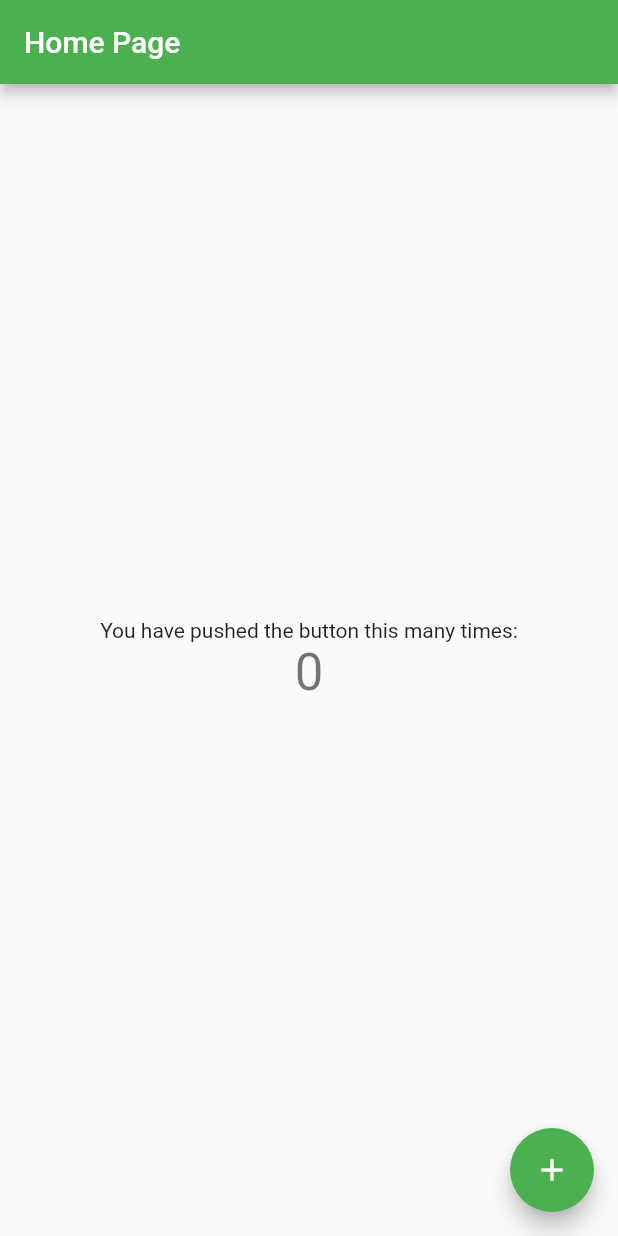
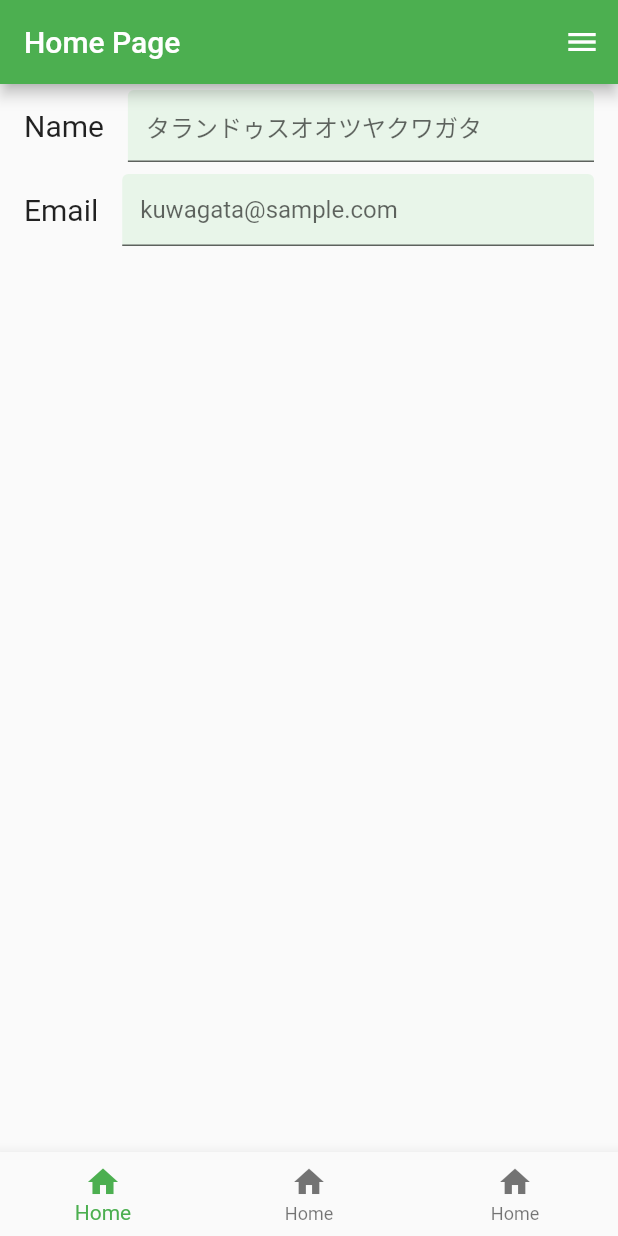
Before and after one commit to rich-lemon/flutter_test_app, a Flutter app: the screen it shows after launch, on a phone screen of 412 x 824 dp. Run offline on Flutter 3.47's test engine with Material 2 defaults, Android fonts, the phone set to English and light mode, and no system bars.

Commit message:
アプリを作成

```diff
--- /dev/null
+++ b/lib/app.dart
@@ -0,0 +1,101 @@
+import 'package:flutter/material.dart';
+import 'pages/first_page.dart';
+import 'pages/second_page.dart';
+import 'pages/third_page.dart';
+
+// Stateless Widget
+class MyApp extends StatelessWidget {
+  const MyApp({Key? key}) : super(key: key);
+
+  @override
+  Widget build(BuildContext context) {
+    return MaterialApp(
+      title: 'Flutter Test Application',
+      theme: ThemeData(
+        primarySwatch: Colors.green,
+      ),
+      home: const MyStatefulWidget(),
+    );
+  }
+}
+
+// Stateful Widget
+class MyStatefulWidget extends StatefulWidget {
+  const MyStatefulWidget({Key? key}) : super(key: key);
+
+  @override
+  State<MyStatefulWidget> createState() => _MyStatefulWidgetState();
+}
+
+// Stateクラス
+class _MyStatefulWidgetState extends State<MyStatefulWidget> {
+  static const _pages = [
+    FirstPage(),
+    SecondPage(),
+    ThirdPage(),
+  ];
+
+  int _selectedIndex = 0;
+
+  void _onItemTMyStatefulWidgeted(int index) {
+    setState(() {
+      _selectedIndex = index;
+    });
+  }
+
+  @override
+  Widget build(BuildContext context) {
+    return Scaffold(
+      // アップバー
+      appBar: AppBar(
+        title: const Text('Home Page'),
+      ),
+      // 右バージョンのドロワー
+      endDrawer: Drawer(
+        child: ListView(
+          children: const <Widget>[
+            ListTile(
+              leading: Icon(Icons.account_circle),
+              title: Text('Profile'),
+            ),
+            ListTile(
+              leading: Icon(Icons.settings),
+              title: Text('Settings'),
+            ),
+            ListTile(
+              leading: Icon(Icons.settings),
+              title: Text('Settings'),
+            ),
+          ],
+        ),
+      ),
+      // ボディ
+      body: _pages[_selectedIndex],
+      // ボトムナビゲーションバー
+      bottomNavigationBar: BottomNavigationBar(
+        currentIndex: _selectedIndex,
+        onTap: _onItemTMyStatefulWidgeted,
+        items: const <BottomNavigationBarItem>[
+          BottomNavigationBarItem(
+            icon: Icon(Icons.home),
+            label: 'Home',
+          ),
+          BottomNavigationBarItem(
+            icon: Icon(Icons.home),
+            label: 'Home',
+          ),
+          BottomNavigationBarItem(
+            icon: Icon(Icons.home),
+            label: 'Home',
+          ),
+        ],
+      ),
+      // フローティングアクションボタン
+      // floatingActionButton: FloatingActionButton(
+      //   onPressed: _incrementCounter,
+      //   tooltip: 'Increment',
+      //   child: const Icon(Icons.add),
+      // ),
+    );
+  }
+}
--- a/lib/main.dart
+++ b/lib/main.dart
@@ -1,21 +1,7 @@
 import 'package:flutter/material.dart';
-import 'home_page.dart';
+import 'package:flutter_test_app/app.dart';
 
+// main関数
 void main() {
-  runApp(const App());
+  runApp(const MyApp());
 }
-
-class App extends StatelessWidget {
-  const App({Key? key}) : super(key: key);
-
-  @override
-  Widget build(BuildContext context) {
-    return MaterialApp(
-      title: 'Flutter Test Application',
-      theme: ThemeData(
-        primarySwatch: Colors.green,
-      ),
-      home: const HomePage(title: 'Home Page'),
-    );
-  }
-}
--- /dev/null
+++ b/lib/pages/first_page.dart
@@ -0,0 +1,38 @@
+import 'package:flutter/material.dart';
+
+class FirstPage extends StatefulWidget {
+  const FirstPage({Key? key}) : super(key: key);
+
+  @override
+  State<FirstPage> createState() => _FirstPageState();
+}
+
+class _FirstPageState extends State<FirstPage> {
+  @override
+  Widget build(BuildContext context) {
+    return Column(
+      children: <Widget>[
+        ListTile(
+          leading: const Text('Name', style: TextStyle(fontSize: 20)),
+          title: TextField(
+            decoration: InputDecoration(
+              fillColor: Colors.green[50],
+              filled: true,
+              hintText: 'タランドゥスオオツヤクワガタ',
+            ),
+          ),
+        ),
+        ListTile(
+          leading: const Text('Email', style: TextStyle(fontSize: 20)),
+          title: TextField(
+            decoration: InputDecoration(
+              fillColor: Colors.green[50],
+              filled: true,
+              hintText: 'kuwagata@sample.com',
+            ),
+          ),
+        ),
+      ],
+    );
+  }
+}
```
Also changed, not shown: lib/pages/second_page.dart (added, +27 -0 lines), lib/pages/third_page.dart (added, +76 -0 lines), lib/botsu/home_page.dart (renamed from lib/home_page.dart).
